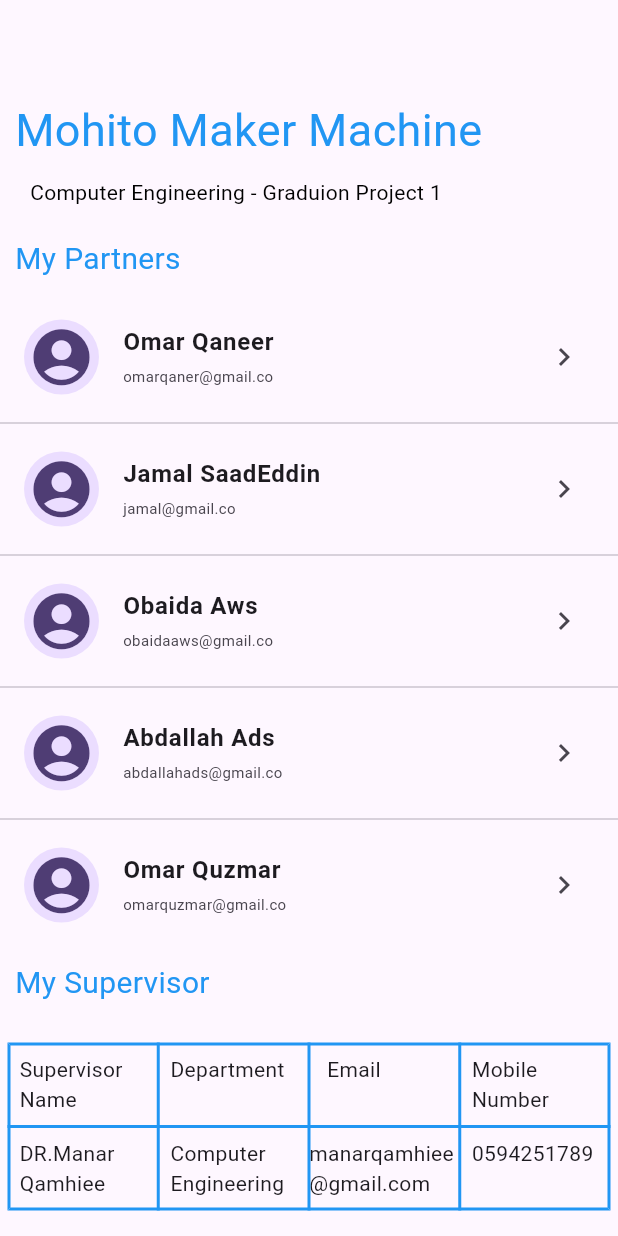
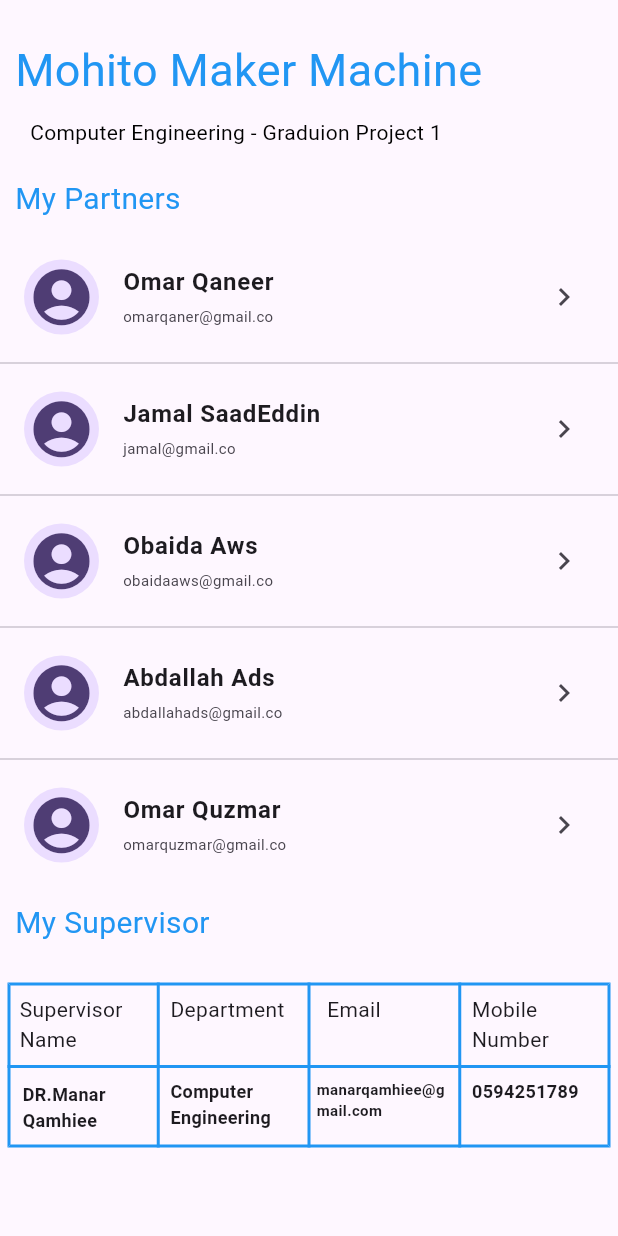
Before and after one commit to Omar-Qaneer/LetsGraduate_Mobile, a Flutter app: the MyProject screen opened directly, on a phone screen of 412 x 824 dp. Run offline on Flutter 3.47's test engine with Material 3 defaults, Android fonts, the phone set to English and light mode, and no system bars; our stand-ins replace flutter_otp_text_field, get, shared_preferences; accounts and stored records are empty.

Commit message:
Build MyProject Page part 2
Add Forward to it from NavBar Widget in HomeScreen and edit some padding values and fonts of texts in the table

```diff
--- a/lib/controller/student/student_homescreen_controller.dart
+++ b/lib/controller/student/student_homescreen_controller.dart
@@ -1,6 +1,7 @@
 import 'package:flutter/material.dart';
 import 'package:flutter_application_1/view/screen/student/findpartners.dart';
 import 'package:flutter_application_1/view/screen/student/mypartners.dart';
+import 'package:flutter_application_1/view/screen/student/myproject.dart';
 import 'package:flutter_application_1/view/screen/student/profile_student.dart';
 import 'package:get/get.dart';
 
@@ -29,7 +30,8 @@ class StudentHomeScreenControllerImp extends StudentHomeScreenController {
       ],
     ),
     const ProfileStudent(),
-    const FindPartners()
+    const FindPartners(),
+    MyProject()
   ];
   @override
   changePage(int index) {
--- a/lib/view/screen/student/myproject.dart
+++ b/lib/view/screen/student/myproject.dart
@@ -59,11 +59,11 @@ class MyProject extends StatelessWidget {
     MyProjectControllerImp controller = Get.put(MyProjectControllerImp());
 
     return Scaffold(
-      body: Column(
-        crossAxisAlignment: CrossAxisAlignment.start,
+      body: ListView(
+        // crossAxisAlignment: CrossAxisAlignment.start,
         children: [
           const SizedBox(
-            height: 60,
+            height: 20,
           ),
           // titles
           ...List.generate(3, (index) {
@@ -153,21 +153,37 @@ class MyProject extends StatelessWidget {
                   TableRow(
                     children: [
                       Padding(
-                        padding: EdgeInsets.all(8.0),
-                        child: Text('DR.Manar Qamhiee'),
+                        padding: EdgeInsets.all(10.0),
+                        child: Text(
+                          'DR.Manar Qamhiee',
+                          style: TextStyle(
+                              fontSize: 12, fontWeight: FontWeight.bold),
+                        ),
                       ),
                       Padding(
                         padding: EdgeInsets.all(8.0),
-                        child: Text('Computer Engineering'),
+                        child: Text(
+                          'Computer Engineering',
+                          style: TextStyle(
+                              fontSize: 12, fontWeight: FontWeight.bold),
+                        ),
                       ),
                       Padding(
                         padding:
-                            EdgeInsets.symmetric(vertical: 8, horizontal: 0),
-                        child: Text('manarqamhiee@gmail.com'),
+                            EdgeInsets.symmetric(vertical: 8, horizontal: 5),
+                        child: Text(
+                          'manarqamhiee@gmail.com',
+                          style: TextStyle(
+                              fontSize: 10, fontWeight: FontWeight.bold),
+                        ),
                       ),
                       Padding(
                         padding: EdgeInsets.all(8.0),
-                        child: Text('0594251789'),
+                        child: Text(
+                          '0594251789',
+                          style: TextStyle(
+                              fontSize: 12, fontWeight: FontWeight.bold),
+                        ),
                       ),
                     ],
                   ),
--- a/lib/view/widget/student/custom_navbar_student.dart
+++ b/lib/view/widget/student/custom_navbar_student.dart
@@ -54,7 +54,9 @@ class CustomNavBarStudent extends StatelessWidget {
                     leading: const Icon(Icons.lightbulb_circle),
                     title: const Text("My Project"),
                     subtitle: const Text("Information & Details"),
-                    onTap: () {},
+                    onTap: () {
+                      controller.changePage(5);
+                    },
                   ),
                   ListTile(
                     leading: const Icon(Icons.picture_as_pdf),
```
